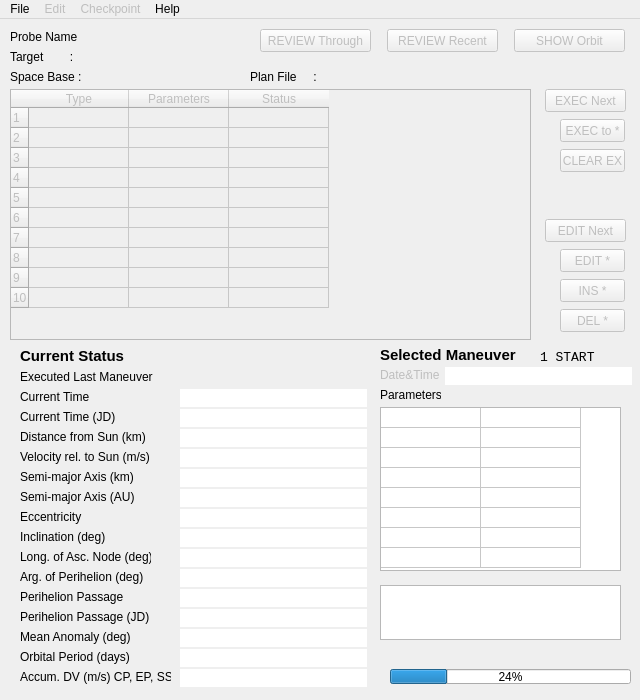
whiskie14142/SolarSystemVoyager, file source/ui/mainwindow.ui: the form before one commit.
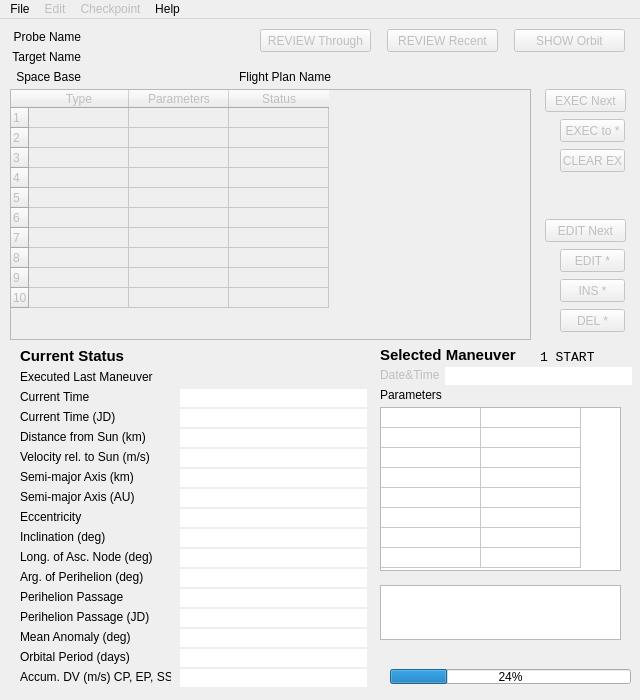
The form after the commit.

```diff
--- a/source/ui/mainwindow.ui
+++ b/source/ui/mainwindow.ui
@@ -242,27 +242,33 @@
    <widget class="QLabel" name="label">
     <property name="geometry">
      <rect>
-      <x>10</x>
+      <x>0</x>
       <y>10</y>
-      <width>71</width>
+      <width>81</width>
       <height>16</height>
      </rect>
     </property>
     <property name="text">
-     <string>Probe Name : </string>
+     <string>Probe Name</string>
+    </property>
+    <property name="alignment">
+     <set>Qt::AlignRight|Qt::AlignTrailing|Qt::AlignVCenter</set>
     </property>
    </widget>
    <widget class="QLabel" name="label_2">
     <property name="geometry">
      <rect>
-      <x>10</x>
+      <x>0</x>
       <y>30</y>
-      <width>71</width>
+      <width>81</width>
       <height>16</height>
      </rect>
     </property>
     <property name="text">
-     <string>Target        :</string>
+     <string>Target Name</string>
+    </property>
+    <property name="alignment">
+     <set>Qt::AlignRight|Qt::AlignTrailing|Qt::AlignVCenter</set>
     </property>
    </widget>
    <widget class="QLabel" name="probename">
@@ -328,22 +334,25 @@
    <widget class="QLabel" name="label_3">
     <property name="geometry">
      <rect>
-      <x>250</x>
+      <x>240</x>
       <y>50</y>
-      <width>71</width>
+      <width>91</width>
       <height>16</height>
      </rect>
     </property>
     <property name="text">
-     <string>Plan File     :</string>
+     <string>Flight Plan Name</string>
+    </property>
+    <property name="alignment">
+     <set>Qt::AlignRight|Qt::AlignTrailing|Qt::AlignVCenter</set>
     </property>
    </widget>
    <widget class="QLabel" name="manfilename">
     <property name="geometry">
      <rect>
-      <x>322</x>
+      <x>342</x>
       <y>50</y>
-      <width>301</width>
+      <width>281</width>
       <height>16</height>
      </rect>
     </property>
@@ -419,7 +428,7 @@
      <rect>
       <x>20</x>
       <y>370</y>
-      <width>131</width>
+      <width>151</width>
       <height>16</height>
      </rect>
     </property>
@@ -438,7 +447,7 @@
      <rect>
       <x>20</x>
       <y>390</y>
-      <width>131</width>
+      <width>151</width>
       <height>16</height>
      </rect>
     </property>
@@ -451,7 +460,7 @@
      <rect>
       <x>20</x>
       <y>350</y>
-      <width>141</width>
+      <width>151</width>
       <height>16</height>
      </rect>
     </property>
@@ -470,7 +479,7 @@
      <rect>
       <x>20</x>
       <y>450</y>
-      <width>131</width>
+      <width>151</width>
       <height>16</height>
      </rect>
     </property>
@@ -483,7 +492,7 @@
      <rect>
       <x>20</x>
       <y>490</y>
-      <width>131</width>
+      <width>151</width>
       <height>16</height>
      </rect>
     </property>
@@ -496,7 +505,7 @@
      <rect>
       <x>20</x>
       <y>510</y>
-      <width>131</width>
+      <width>151</width>
       <height>16</height>
      </rect>
     </property>
@@ -509,7 +518,7 @@
      <rect>
       <x>20</x>
       <y>530</y>
-      <width>131</width>
+      <width>151</width>
       <height>16</height>
      </rect>
     </property>
@@ -522,7 +531,7 @@
      <rect>
       <x>20</x>
       <y>550</y>
-      <width>131</width>
+      <width>151</width>
       <height>16</height>
      </rect>
     </property>
@@ -535,7 +544,7 @@
      <rect>
       <x>20</x>
       <y>610</y>
-      <width>131</width>
+      <width>151</width>
       <height>16</height>
      </rect>
     </property>
@@ -548,7 +557,7 @@
      <rect>
       <x>20</x>
       <y>630</y>
-      <width>131</width>
+      <width>151</width>
       <height>16</height>
      </rect>
     </property>
@@ -561,7 +570,7 @@
      <rect>
       <x>20</x>
       <y>570</y>
-      <width>131</width>
+      <width>151</width>
       <height>16</height>
      </rect>
     </property>
@@ -574,7 +583,7 @@
      <rect>
       <x>20</x>
       <y>590</y>
-      <width>131</width>
+      <width>151</width>
       <height>16</height>
      </rect>
     </property>
@@ -587,7 +596,7 @@
      <rect>
       <x>20</x>
       <y>470</y>
-      <width>131</width>
+      <width>151</width>
       <height>16</height>
      </rect>
     </property>
@@ -600,7 +609,7 @@
      <rect>
       <x>20</x>
       <y>410</y>
-      <width>141</width>
+      <width>151</width>
       <height>16</height>
      </rect>
     </property>
@@ -701,7 +710,7 @@
      <rect>
       <x>380</x>
       <y>368</y>
-      <width>61</width>
+      <width>121</width>
       <height>16</height>
      </rect>
     </property>
@@ -1272,14 +1281,17 @@
    <widget class="QLabel" name="label_23">
     <property name="geometry">
      <rect>
-      <x>10</x>
+      <x>0</x>
       <y>50</y>
-      <width>71</width>
+      <width>81</width>
       <height>16</height>
      </rect>
     </property>
     <property name="text">
-     <string>Space Base :</string>
+     <string>Space Base</string>
+    </property>
+    <property name="alignment">
+     <set>Qt::AlignRight|Qt::AlignTrailing|Qt::AlignVCenter</set>
     </property>
    </widget>
    <widget class="QLabel" name="spacebase">
```
Left out of the diff: 2 changed lines with no effect on the pictures.
